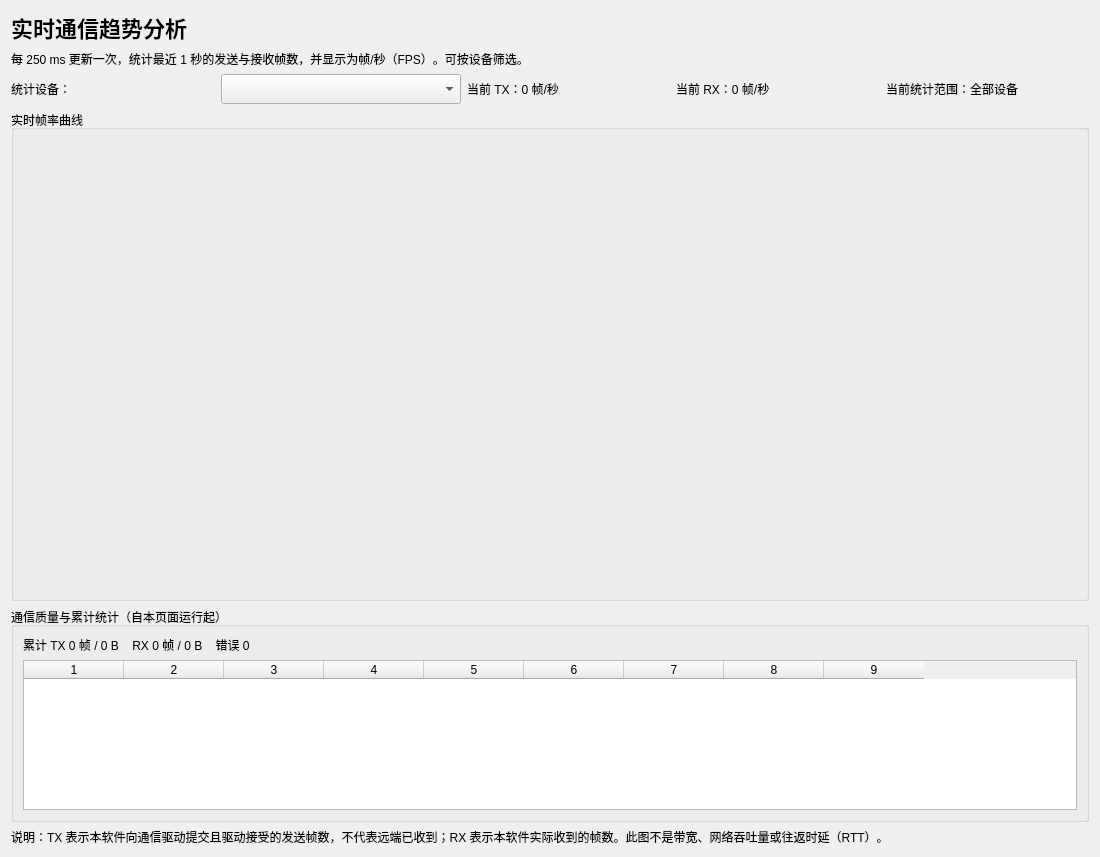
Qt form src/pages/TrendPage.ui (niudamei/IndustrialHub) before a commit.
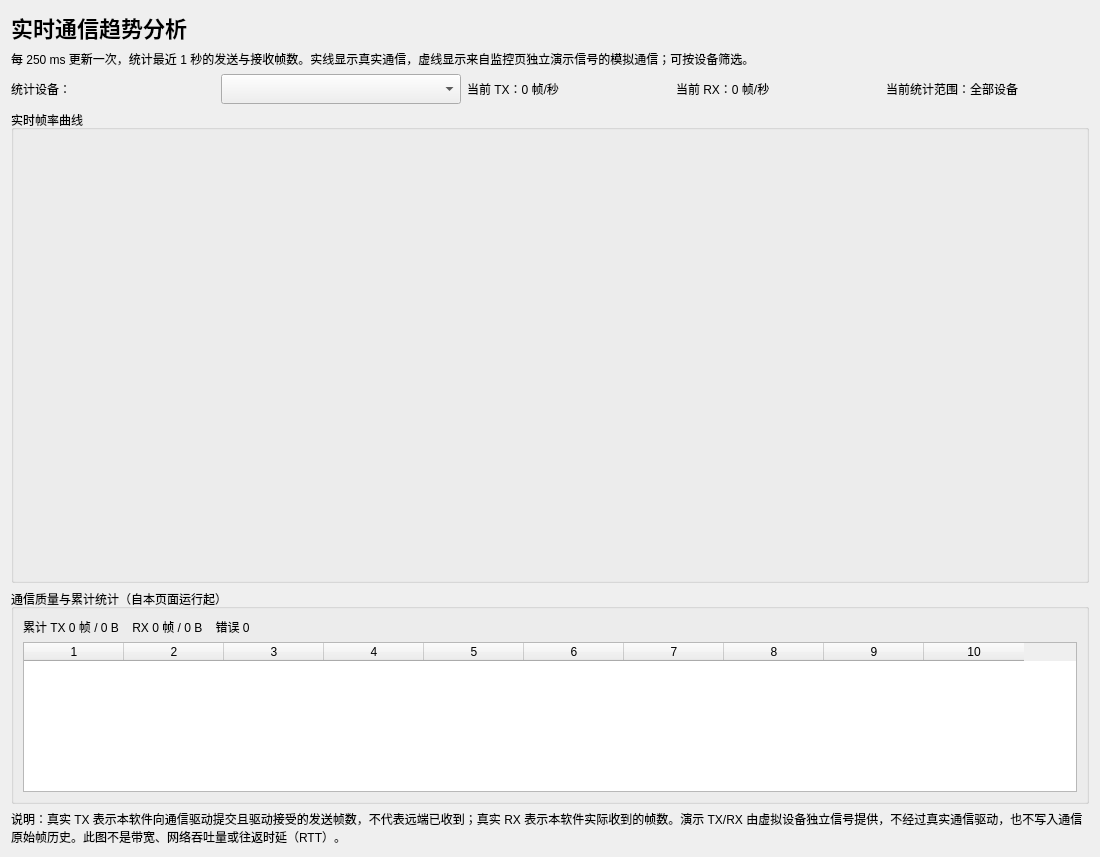
The same form after that commit.

Commit message: Separate demo traffic from real communication trends

Patch:
```diff
--- a/src/pages/TrendPage.ui
+++ b/src/pages/TrendPage.ui
@@ -13,7 +13,7 @@
    </item>
    <item>
     <widget class="QLabel" name="descriptionLabel">
-     <property name="text"><string>每 250 ms 更新一次，统计最近 1 秒的发送与接收帧数，并显示为帧/秒（FPS）。可按设备筛选。</string></property>
+     <property name="text"><string>每 250 ms 更新一次，统计最近 1 秒的发送与接收帧数。实线显示真实通信，虚线显示来自监控页独立演示信号的模拟通信；可按设备筛选。</string></property>
      <property name="wordWrap"><bool>true</bool></property>
     </widget>
    </item>
@@ -47,7 +47,7 @@
        <widget class="QTableWidget" name="analysisTable">
         <property name="minimumSize"><size><width>0</width><height>150</height></size></property>
         <property name="rowCount"><number>0</number></property>
-        <property name="columnCount"><number>9</number></property>
+        <property name="columnCount"><number>10</number></property>
        </widget>
       </item>
      </layout>
@@ -55,7 +55,7 @@
    </item>
    <item>
     <widget class="QLabel" name="noteLabel">
-     <property name="text"><string>说明：TX 表示本软件向通信驱动提交且驱动接受的发送帧数，不代表远端已收到；RX 表示本软件实际收到的帧数。此图不是带宽、网络吞吐量或往返时延（RTT）。</string></property>
+     <property name="text"><string>说明：真实 TX 表示本软件向通信驱动提交且驱动接受的发送帧数，不代表远端已收到；真实 RX 表示本软件实际收到的帧数。演示 TX/RX 由虚拟设备独立信号提供，不经过真实通信驱动，也不写入通信原始帧历史。此图不是带宽、网络吞吐量或往返时延（RTT）。</string></property>
      <property name="wordWrap"><bool>true</bool></property>
     </widget>
    </item>
```
The commit also changes 8 other files.
